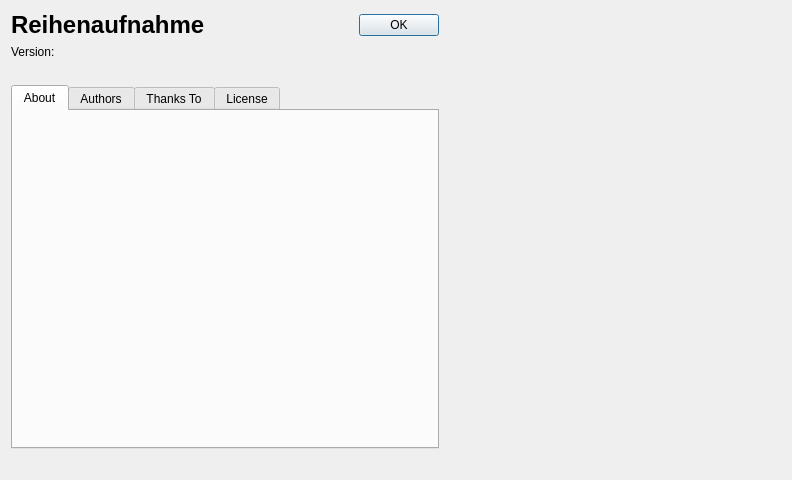
Old version of the form reihenaufnahme/aboutdialog.ui in the repository FalseCAM/reihenaufnahme.
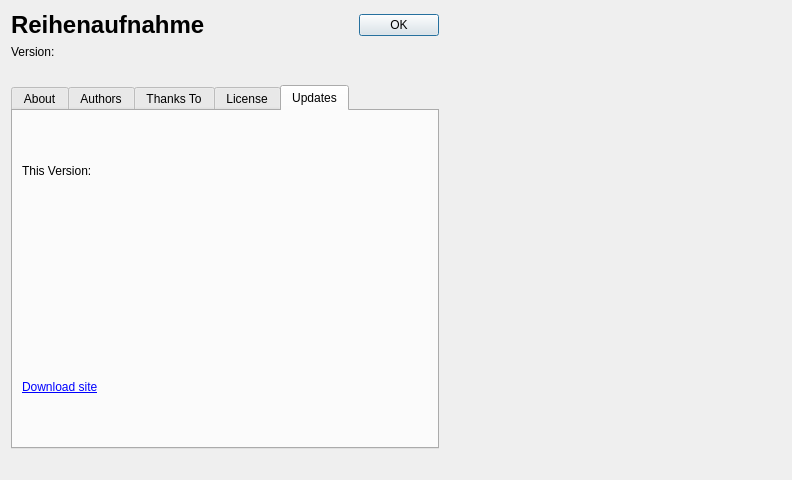
New version of the form. The open tabs and pages were chosen to show the change. Icons and pictures are not drawn.

```diff
--- a/reihenaufnahme/aboutdialog.ui
+++ b/reihenaufnahme/aboutdialog.ui
@@ -168,6 +168,37 @@
        </item>
       </layout>
      </widget>
+     <widget class="QWidget" name="tab">
+      <attribute name="title">
+       <string>Updates</string>
+      </attribute>
+      <layout class="QVBoxLayout" name="verticalLayout">
+       <item>
+        <widget class="QLabel" name="thisVersionLabel">
+         <property name="text">
+          <string>This Version:</string>
+         </property>
+        </widget>
+       </item>
+       <item>
+        <widget class="QLabel" name="htmlVersionLabel">
+         <property name="text">
+          <string/>
+         </property>
+        </widget>
+       </item>
+       <item>
+        <widget class="QLabel" name="downloadLabel">
+         <property name="text">
+          <string>&lt;a href=&quot;http://reihenaufnahme.falsecam.net/downloads&quot;&gt;Download site&lt;/a&gt;</string>
+         </property>
+         <property name="openExternalLinks">
+          <bool>true</bool>
+         </property>
+        </widget>
+       </item>
+      </layout>
+     </widget>
     </widget>
    </item>
    <item row="3" column="0">
```
